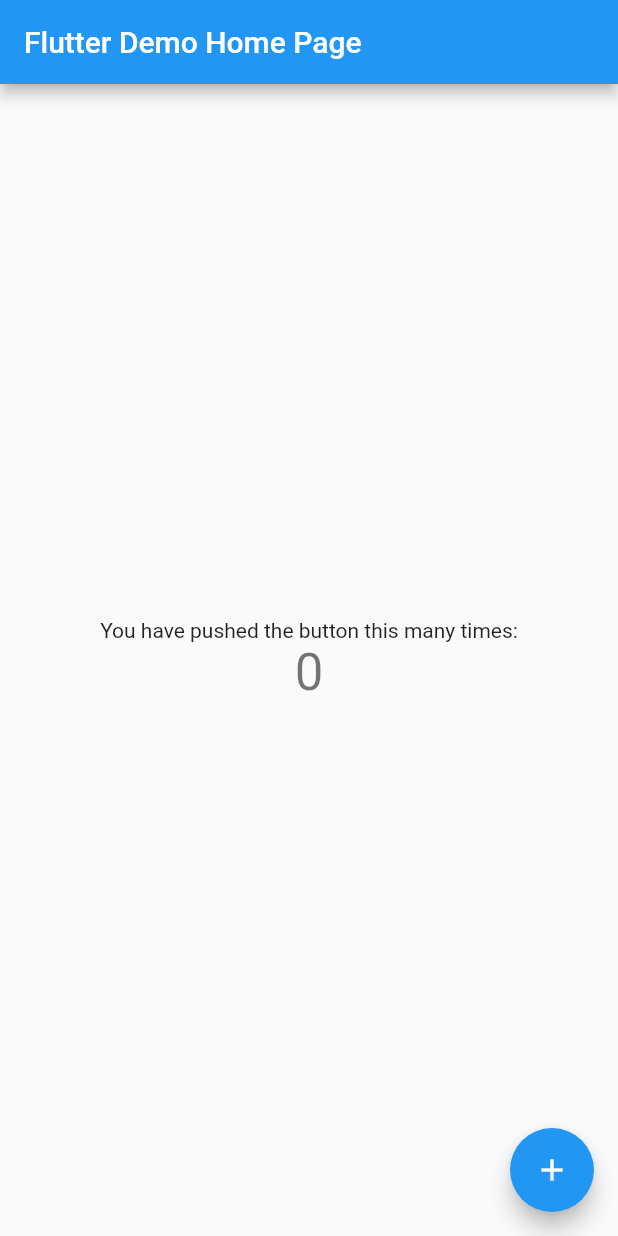
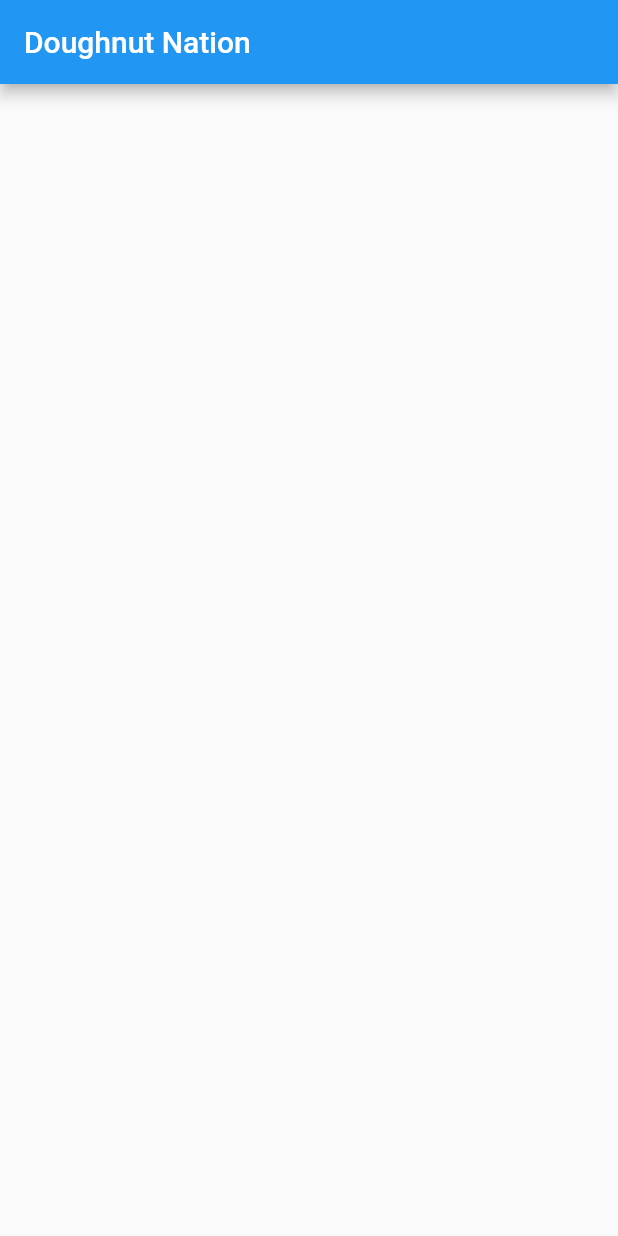
Before and after one commit to alu-rwa-prog-1/mini-project-1-iwanjo, a Flutter app: the screen it shows after launch, on a phone screen of 412 x 824 dp. Run offline on Flutter 3.47's test engine with Material 2 defaults, Android fonts, the phone set to English and light mode, and no system bars.

Commit message:
Added Appbar for DoughnutNation

```diff
--- /dev/null
+++ b/ALU_RWA_MiniProject1_Wk3/lib/Home.dart
@@ -0,0 +1,12 @@
+import 'package:flutter/material.dart';
+
+class Home extends StatelessWidget {
+  @override
+  Widget build(BuildContext context) {
+    return Scaffold(
+      appBar: AppBar(
+        title: Text("Doughnut Nation"),
+      ),
+    );
+  }
+}
--- a/ALU_RWA_MiniProject1_Wk3/lib/main.dart
+++ b/ALU_RWA_MiniProject1_Wk3/lib/main.dart
@@ -1,117 +1,8 @@
 import 'package:flutter/material.dart';
+import 'package:ALU_RWA_MiniProject1_Wk3/Home.dart';
 
 void main() {
-  runApp(MyApp());
+  runApp(MaterialApp(
+    home: Home(),
+  ));
 }
-
-class MyApp extends StatelessWidget {
-  // This widget is the root of your application.
-  @override
-  Widget build(BuildContext context) {
-    return MaterialApp(
-      title: 'Flutter Demo',
-      theme: ThemeData(
-        // This is the theme of your application.
-        //
-        // Try running your application with "flutter run". You'll see the
-        // application has a blue toolbar. Then, without quitting the app, try
-        // changing the primarySwatch below to Colors.green and then invoke
-        // "hot reload" (press "r" in the console where you ran "flutter run",
-        // or simply save your changes to "hot reload" in a Flutter IDE).
-        // Notice that the counter didn't reset back to zero; the application
-        // is not restarted.
-        primarySwatch: Colors.blue,
-        // This makes the visual density adapt to the platform that you run
-        // the app on. For desktop platforms, the controls will be smaller and
-        // closer together (more dense) than on mobile platforms.
-        visualDensity: VisualDensity.adaptivePlatformDensity,
-      ),
-      home: MyHomePage(title: 'Flutter Demo Home Page'),
-    );
-  }
-}
-
-class MyHomePage extends StatefulWidget {
-  MyHomePage({Key key, this.title}) : super(key: key);
-
-  // This widget is the home page of your application. It is stateful, meaning
-  // that it has a State object (defined below) that contains fields that affect
-  // how it looks.
-
-  // This class is the configuration for the state. It holds the values (in this
-  // case the title) provided by the parent (in this case the App widget) and
-  // used by the build method of the State. Fields in a Widget subclass are
-  // always marked "final".
-
-  final String title;
-
-  @override
-  _MyHomePageState createState() => _MyHomePageState();
-}
-
-class _MyHomePageState extends State<MyHomePage> {
-  int _counter = 0;
-
-  void _incrementCounter() {
-    setState(() {
-      // This call to setState tells the Flutter framework that something has
-      // changed in this State, which causes it to rerun the build method below
-      // so that the display can reflect the updated values. If we changed
-      // _counter without calling setState(), then the build method would not be
-      // called again, and so nothing would appear to happen.
-      _counter++;
-    });
-  }
-
-  @override
-  Widget build(BuildContext context) {
-    // This method is rerun every time setState is called, for instance as done
-    // by the _incrementCounter method above.
-    //
-    // The Flutter framework has been optimized to make rerunning build methods
-    // fast, so that you can just rebuild anything that needs updating rather
-    // than having to individually change instances of widgets.
-    return Scaffold(
-      appBar: AppBar(
-        // Here we take the value from the MyHomePage object that was created by
-        // the App.build method, and use it to set our appbar title.
-        title: Text(widget.title),
-      ),
-      body: Center(
-        // Center is a layout widget. It takes a single child and positions it
-        // in the middle of the parent.
-        child: Column(
-          // Column is also a layout widget. It takes a list of children and
-          // arranges them vertically. By default, it sizes itself to fit its
-          // children horizontally, and tries to be as tall as its parent.
-          //
-          // Invoke "debug painting" (press "p" in the console, choose the
-          // "Toggle Debug Paint" action from the Flutter Inspector in Android
-          // Studio, or the "Toggle Debug Paint" command in Visual Studio Code)
-          // to see the wireframe for each widget.
-          //
-          // Column has various properties to control how it sizes itself and
-          // how it positions its children. Here we use mainAxisAlignment to
-          // center the children vertically; the main axis here is the vertical
-          // axis because Columns are vertical (the cross axis would be
-          // horizontal).
-          mainAxisAlignment: MainAxisAlignment.center,
-          children: <Widget>[
-            Text(
-              'You have pushed the button this many times:',
-            ),
-            Text(
-              '$_counter',
-              style: Theme.of(context).textTheme.headline4,
-            ),
-          ],
-        ),
-      ),
-      floatingActionButton: FloatingActionButton(
-        onPressed: _incrementCounter,
-        tooltip: 'Increment',
-        child: Icon(Icons.add),
-      ), // This trailing a makes auto-formatting nicer for build methods.
-    );
-  }
-}
```
